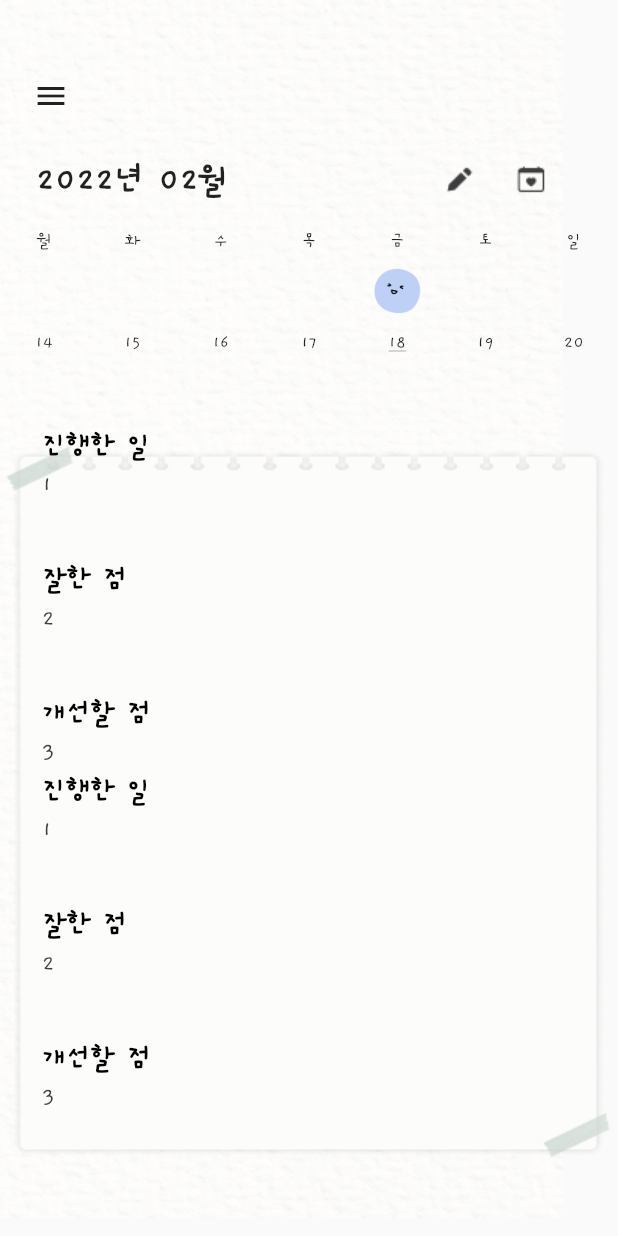
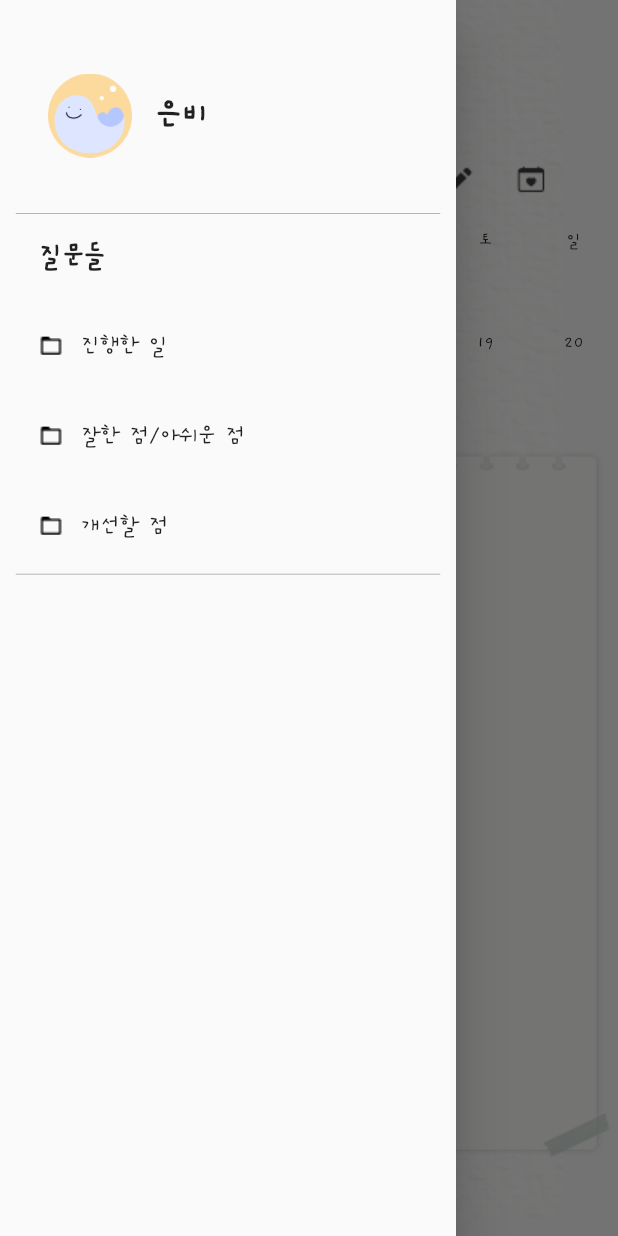
Before and after one commit to HGU-SODA/soso, a Flutter app: the Main_Calender screen opened directly, with the side drawer open (before the commit the screen has no drawer), on a phone screen of 412 x 824 dp. Run offline on Flutter 3.47's test engine with Material 2 defaults, Android fonts, the phone set to English and light mode, and no system bars; drawn by our look-alikes of table_calendar.

Commit message:
중간점검

```diff
--- a/lib/calender.dart
+++ b/lib/calender.dart
@@ -17,6 +17,8 @@ class Main_Calender extends StatefulWidget {
 }
 
 class _Main_CalenderState extends State<Main_Calender> {
+  GlobalKey<ScaffoldState> _scaffoldState = GlobalKey<ScaffoldState>();
+
   late final ValueNotifier<List<Event>> _selectedEvents;
   CalendarFormat _calendarFormat = CalendarFormat.week;
   RangeSelectionMode _rangeSelectionMode = RangeSelectionMode
@@ -128,6 +130,9 @@ class _Main_CalenderState extends State<Main_Calender> {
   @override
   Widget build(BuildContext context) {
     return Scaffold(
+      key: _scaffoldState,
+      // appBar: AppBar(backgroundColor: Colors.transparent,),
+      drawer: DrawerSection(context),
       body: Stack(children: [
         const Image(
           image: AssetImage('assets/bg2.png'),
@@ -150,11 +155,15 @@ class _Main_CalenderState extends State<Main_Calender> {
             const SizedBox(
               height: 40,
             ),
+
             Container(
                 margin: const EdgeInsets.only(left: 10),
                 alignment: Alignment.centerLeft,
                 child:
-                    IconButton(onPressed: () {}, icon: const Icon(Icons.menu))),
+                    IconButton(onPressed: () {
+                      _scaffoldState.currentState!.openDrawer();
+
+                    }, icon: const Icon(Icons.menu))),
             calendar_section(),
             const SizedBox(height: 45.0),
             list_section(),
@@ -167,6 +176,170 @@ class _Main_CalenderState extends State<Main_Calender> {
     );
   }
 
+  Drawer DrawerSection(BuildContext context) {
+    return Drawer(
+        child: ListView(
+          padding: EdgeInsets.zero,
+          children: <Widget>[
+            // 프로젝트에 assets 폴더 생성 후 이미지 2개 넣기
+            // pubspec.yaml 파일에 assets 주석에 이미지 추가하기
+            ListTile(
+              contentPadding: const EdgeInsets.fromLTRB(22, 45, 35, 33),
+              title: Row(
+                children: const [
+                  Padding(
+                    padding: EdgeInsets.only(left: 10),
+                  ),
+                  Image(image:
+                    AssetImage('assets/soso_character/soso_main.png'),
+                    height: 56,
+                    width: 56,
+                  ),
+                  Padding(
+                    padding: EdgeInsets.only(right: 16),
+                  ),
+                  Text(
+                    '은비',
+                    style: TextStyle(
+                      fontSize: 24,
+                      fontFamily: 'Bold',
+                    ),
+                  ),
+                ],
+              ),
+              onTap: () {
+                Navigator.pop(context);
+              },
+            ),
+            const Center(
+              child: SizedBox(
+                  width: 283,
+                  child:
+                      Divider(thickness: 0.5, height: 0.5, color: Colors.grey)),
+            ),
+            ListTile(
+              title: Row(
+                children: const [
+                  Padding(
+                    padding: EdgeInsets.only(left: 10),
+                  ),
+                  Text(
+                    '질문들',
+                    style: TextStyle(
+                      fontSize: 20,
+                      fontFamily: 'Bold',
+                    ),
+                  )
+                ],
+              ),
+              onTap: () {
+                Navigator.pop(context);
+              },
+            ),
+            const Padding(
+              padding: EdgeInsets.only(bottom: 4),
+            ),
+            ListTile(
+              title: Row(
+                children: const [
+                  Padding(
+                    padding: EdgeInsets.only(left: 10),
+                  ),
+                  Image(image:
+                    AssetImage('assets/components/folder.png'),
+                    height: 16,
+                    width: 16,
+                  ),
+                  Padding(
+                    padding: EdgeInsets.only(right: 12),
+                  ),
+                  Text(
+                    '진행한 일',
+                    style: TextStyle(
+                      fontSize: 16,
+                      fontFamily: 'Medium',
+                    ),
+                  )
+                ],
+              ),
+              onTap: () {
+                Navigator.pop(context);
+              },
+            ),
+            const Padding(
+              padding: EdgeInsets.only(bottom: 4),
+            ),
+            ListTile(
+              title: Row(
+                children: const [
+                  Padding(
+                    padding: EdgeInsets.only(left: 10),
+                  ),
+                  Image(image:
+                    AssetImage('assets/components/folder.png'),
+                    height: 16,
+                    width: 16,
+                  ),
+                  Padding(
+                    padding: EdgeInsets.only(right: 12),
+                  ),
+                  Text(
+                    '잘한 점/아쉬운 점',
+                    style: TextStyle(
+                      fontSize: 16,
+                      fontFamily: 'Medium',
+                    ),
+                  )
+                ],
+              ),
+              onTap: () {
+                Navigator.pop(context);
+              },
+            ),
+            const Padding(
+              padding: EdgeInsets.only(bottom: 4),
+            ),
+            ListTile(
+              title: Row(
+                children: const [
+                  Padding(
+                    padding: EdgeInsets.only(left: 10),
+                  ),
+                  Image(image:
+                    AssetImage('assets/components/folder.png'),
+                    height: 16,
+                    width: 16,
+                  ),
+                  Padding(
+                    padding: EdgeInsets.only(right: 12),
+                  ),
+                  Text(
+                    '개선할 점',
+                    style: TextStyle(
+                      fontSize: 16,
+                      fontFamily: 'Medium',
+                    ),
+                  ),
+                ],
+              ),
+              onTap: () {
+                Navigator.pop(context);
+              },
+            ),
+            const Padding(
+              padding: EdgeInsets.only(bottom: 4),
+            ),
+            const Center(
+              child: SizedBox(
+                  width: 283,
+                  child:
+                      Divider(thickness: 0.5, height: 0.5, color: Colors.grey)),
+            ),
+          ],
+        ),
+      );
+  }
+
   Expanded list_section() {
     return Expanded(
       child: ValueListenableBuilder<List<Event>>(
@@ -175,7 +348,7 @@ class _Main_CalenderState extends State<Main_Calender> {
           return ListView.builder(
             itemCount: value.length,
             itemBuilder: (context, index) {
-              return value.isEmpty
+              return (false)
                   ? Container(
                       margin: const EdgeInsets.symmetric(
                         horizontal: 12.0,
@@ -183,9 +356,9 @@ class _Main_CalenderState extends State<Main_Calender> {
                       ),
                       child: ListTile(
                         title: Column(
-                          children: const [
-                            Text('data'),
-                            Image(
+                          children:  [
+                            Text(value.toString()),
+                            const Image(
                               image: AssetImage(
                                   'assets/soso_character/soso_main.png'),
                             ),
@@ -261,53 +434,6 @@ class _Main_CalenderState extends State<Main_Calender> {
                       ),
                     );
 
-              // if(value.isEmpty){
-              //   return Container(
-              //     margin: const EdgeInsets.symmetric(
-              //     horizontal: 12.0,
-              //     vertical: 4.0,
-              //   ),
-              //     child: ListTile(
-              //       title: Column(children: const [
-              //         Text('data'),
-              //         Image(image: AssetImage('assets/soso_character/soso_main.png'),),
-
-              //       ],),
-              //     ),
-              //   );
-              // }
-              // else {
-              //   return Container(
-              //   margin: const EdgeInsets.symmetric(
-              //     horizontal: 12.0,
-              //     vertical: 4.0,
-              //   ),
-              //   child: ListTile(
-              //     title: Column(
-              //       crossAxisAlignment: CrossAxisAlignment.start,
-              //       children: [
-              //         Text(
-              //         value[index].title1,
-              //         style: const TextStyle(fontFamily: 'Bold',fontSize: 20,color: Colors.black),),
-              //         const SizedBox(height: 8,),                              Text(value[index].content1,
-              //         style: const TextStyle(fontFamily: 'Medium',fontSize: 16,color: Color(0xff3E3E3E)),),
-              //         const SizedBox(height: 45,),
-              //         Text(value[index].title2,
-              //         style: const TextStyle(fontFamily: 'Bold',fontSize: 20,color: Colors.black),),
-              //         const SizedBox(height: 8,),
-              //         Text(value[index].content2,
-              //         style: const TextStyle(fontFamily: 'Medium',fontSize: 16,color: Color(0xff3E3E3E)),),
-              //         const SizedBox(height: 45,),
-              //         Text(value[index].title3,
-              //         style: const TextStyle(fontFamily: 'Bold',fontSize: 20,color: Colors.black),),
-              //         const SizedBox(height: 8,),
-              //         Text(value[index].content3,
-              //         style: const TextStyle(fontFamily: 'Medium',fontSize: 16,color: Color(0xff3E3E3E)),),
-              //       ],
-              //     ),
-              //   ),
-              // );
-              // }
             },
           );
         },
@@ -323,7 +449,7 @@ class _Main_CalenderState extends State<Main_Calender> {
         return Dialog(
             backgroundColor: const Color(0xffFFFFFE),
             shape:
-                RoundedRectangleBorder(borderRadius: BorderRadius.circular(0)),
+                RoundedRectangleBorder(borderRadius: BorderRadius.circular(4)),
             child: Stack(children: [
               Container(
                 padding: const EdgeInsets.symmetric(horizontal: 20),
--- a/lib/main.dart
+++ b/lib/main.dart
@@ -2,6 +2,7 @@
 
 import 'package:flutter/material.dart';
 import 'package:intl/intl.dart';
+import 'package:soso/work_list.dart';
 import 'calender.dart';
 import 'writing_page.dart';
 import 'onboarding_1.dart';
@@ -24,7 +25,8 @@ class MyApp extends StatelessWidget {
       debugShowCheckedModeBanner: false,
       home:
       // onboarding_1()
-      const Main_Calender()
+      const onboarding_1()
+      // WList()
       // const writing_page()
       // MyHomePage(title: 'Flutter Demo Home Page'),
     );
```
Also changed, not shown: lib/drawer.dart (added, +190 -0 lines), lib/onboarding_1.dart (+23 -10 lines), lib/onboarding_2.dart (+60 -35 lines), lib/onboarding_3.dart (+17 -6 lines), lib/onboarding_4.dart (+23 -11 lines), lib/work_list.dart (added, +60 -0 lines), assets/components/back.png (added), assets/components/folder.png (added), assets/components/good.png (added), assets/components/improv.png (added), assets/components/ing.png (added), assets/components/masking_good.png (added), assets/components/masking_improv.png (added), assets/components/masking_ing.png (added), 2 more files.
